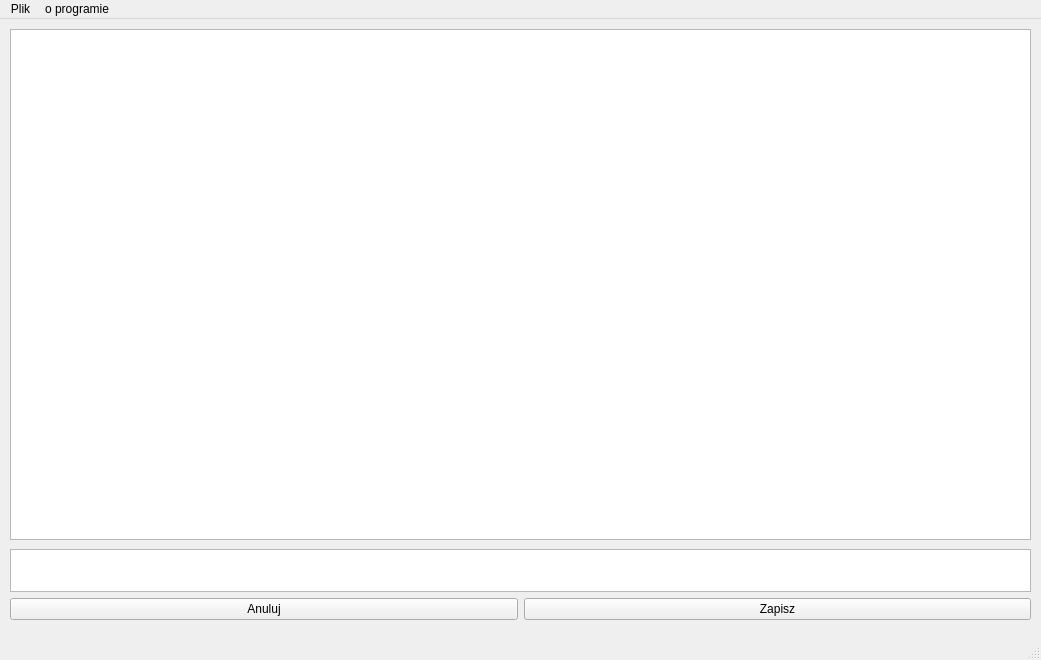
Above: interfejs_nr1.ui from angelm1974/przyklady before the change. Below: the same form after it.
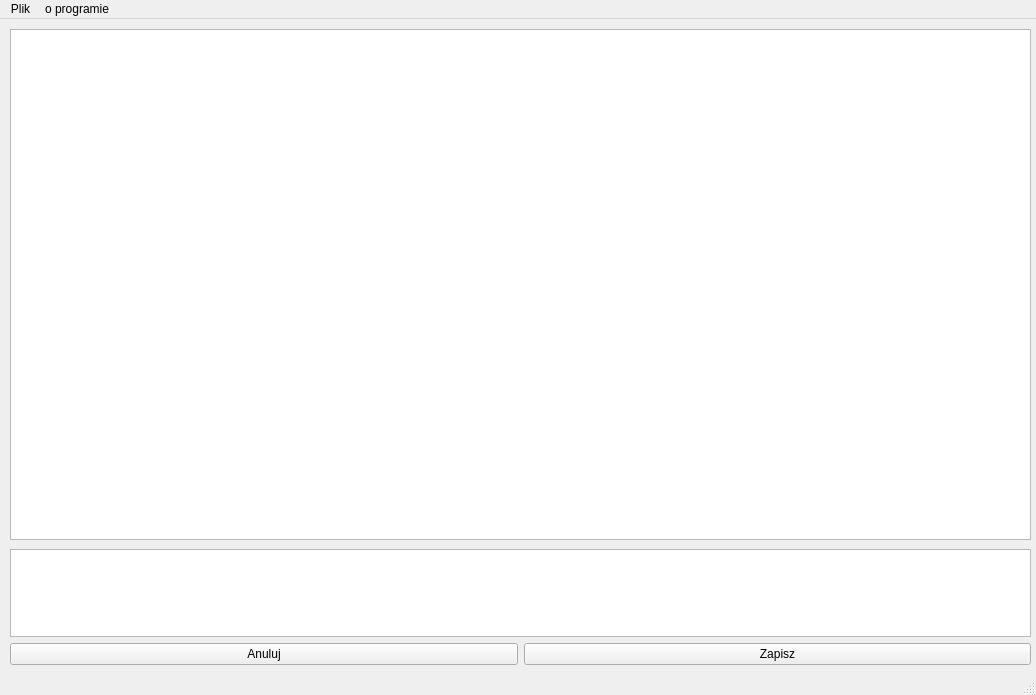
That is the form after the change.

What changed in the file:
```diff
--- a/interfejs_nr1.ui
+++ b/interfejs_nr1.ui
@@ -6,8 +6,8 @@
    <rect>
     <x>0</x>
     <y>0</y>
-    <width>1041</width>
-    <height>660</height>
+    <width>1036</width>
+    <height>695</height>
    </rect>
   </property>
   <property name="windowTitle">
@@ -20,7 +20,7 @@
       <x>10</x>
       <y>530</y>
       <width>1021</width>
-      <height>71</height>
+      <height>116</height>
      </rect>
     </property>
     <layout class="QVBoxLayout" name="verticalLayout">
@@ -66,7 +66,7 @@
     <rect>
      <x>0</x>
      <y>0</y>
-     <width>1041</width>
+     <width>1036</width>
      <height>21</height>
     </rect>
    </property>
```
